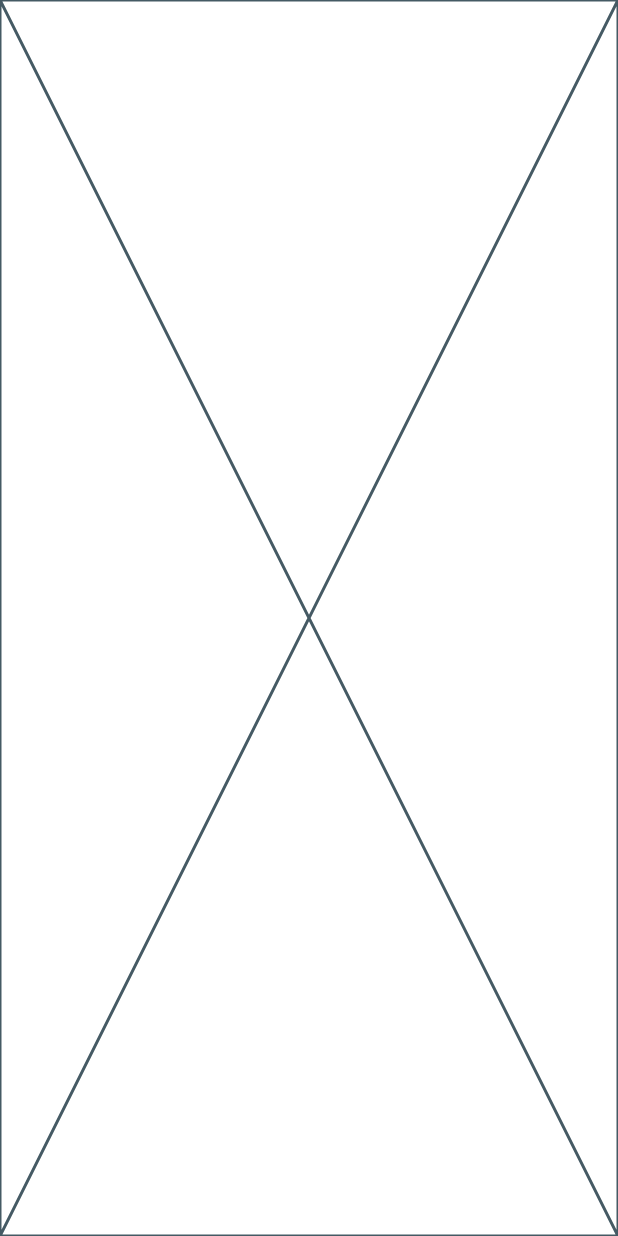
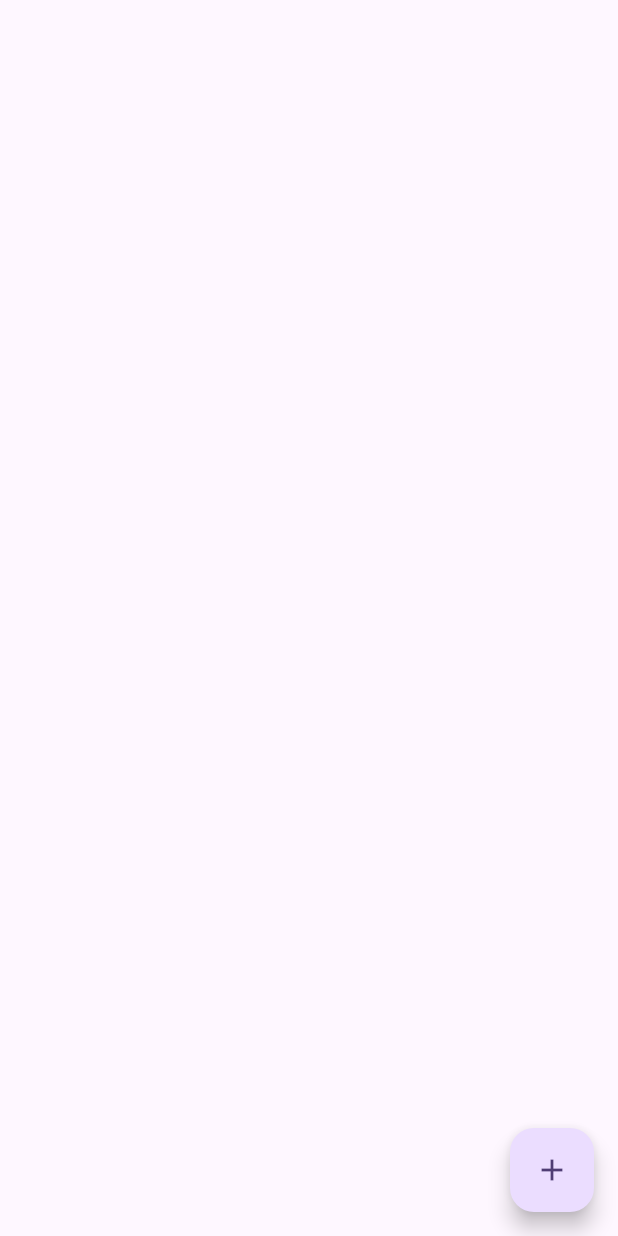
Before and after one commit to AntoniPochopien/feed_planner, a Flutter app: the screen it shows after launch, on a phone screen of 412 x 824 dp. Run offline on Flutter 3.47's test engine with Material 3 defaults, Android fonts, the phone set to English and light mode, and no system bars; our stand-ins replace auto_route, flutter_bloc, freezed_annotation, get_it, image_picker; generated files the repository leaves out were written again.

Commit message:
adding images to grid

```diff
--- /dev/null
+++ b/lib/dashboard/application/cubit/images_state.dart
@@ -0,0 +1,6 @@
+part of 'images_cubit.dart';
+
+@freezed
+class ImagesState with _$ImagesState {
+  const factory ImagesState({@Default([]) List<XFile> images}) = _ImagesState;
+}
--- a/lib/dashboard/presentation/dashboard_screen.dart
+++ b/lib/dashboard/presentation/dashboard_screen.dart
@@ -1,5 +1,9 @@
+import 'dart:io';
+
 import 'package:auto_route/auto_route.dart';
+import 'package:feed_planner/dashboard/application/cubit/images_cubit.dart';
 import 'package:flutter/material.dart';
+import 'package:flutter_bloc/flutter_bloc.dart';
 
 @RoutePage()
 class DashboardScreen extends StatelessWidget {
@@ -7,6 +11,29 @@ class DashboardScreen extends StatelessWidget {
 
   @override
   Widget build(BuildContext context) {
-    return const Placeholder();
+    return BlocProvider(
+      create: (context) => ImagesCubit(),
+      child: BlocBuilder<ImagesCubit, ImagesState>(
+        builder: (context, state) => Scaffold(
+          floatingActionButton: FloatingActionButton(
+            onPressed: () => context.read<ImagesCubit>().pickImage(),
+            child: const Icon(Icons.add),
+          ),
+          body: Padding(
+            padding: const EdgeInsets.all(1),
+            child: GridView.builder(
+                gridDelegate: const SliverGridDelegateWithFixedCrossAxisCount(
+                    crossAxisCount: 3),
+                itemCount: state.images.length,
+                itemBuilder: (context, index) => Padding(
+                    padding: const EdgeInsets.all(1),
+                    child: Image.file(
+                      File(state.images[index].path),
+                      fit: BoxFit.fitWidth,
+                    ))),
+          ),
+        ),
+      ),
+    );
   }
 }
--- a/pubspec.yaml
+++ b/pubspec.yaml
@@ -20,6 +20,7 @@ dependencies:
   get_it: ^8.0.0
   intl: ^0.19.0
   flutter_bloc: ^8.1.6
+  image_picker: ^1.1.2
 
 dev_dependencies:
   flutter_test:
```
Also changed, not shown: lib/dashboard/application/cubit/images_cubit.dart (added, +19 -0 lines), lib/dashboard/application/cubit/images_cubit.freezed.dart (added), pubspec.lock.
